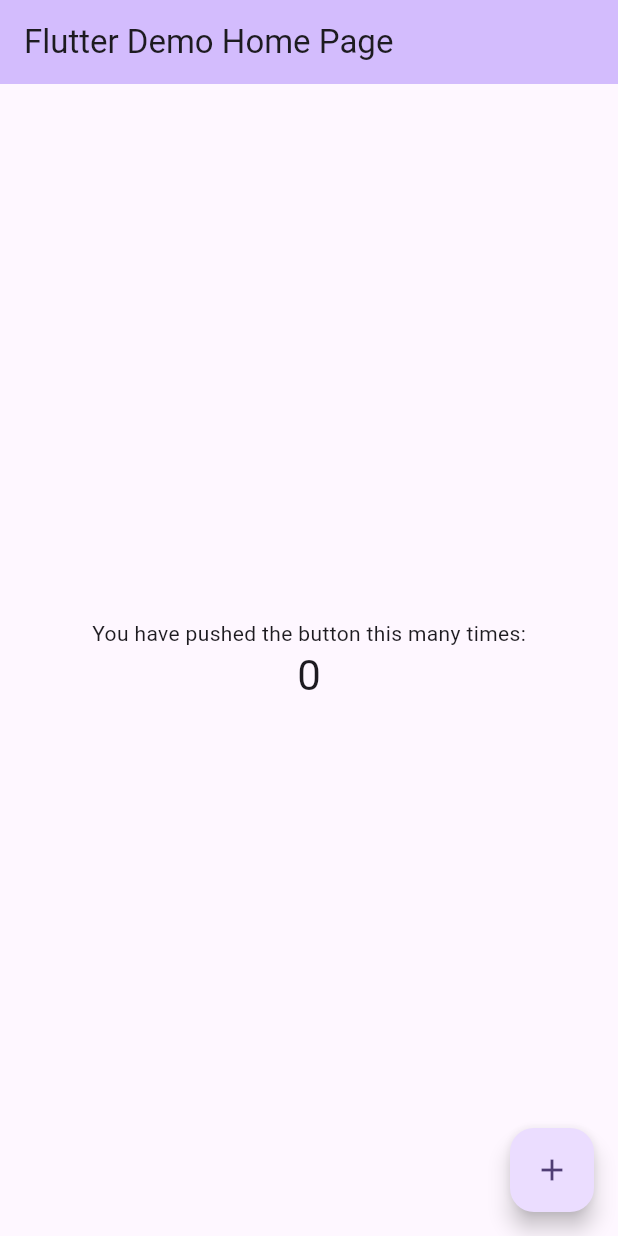
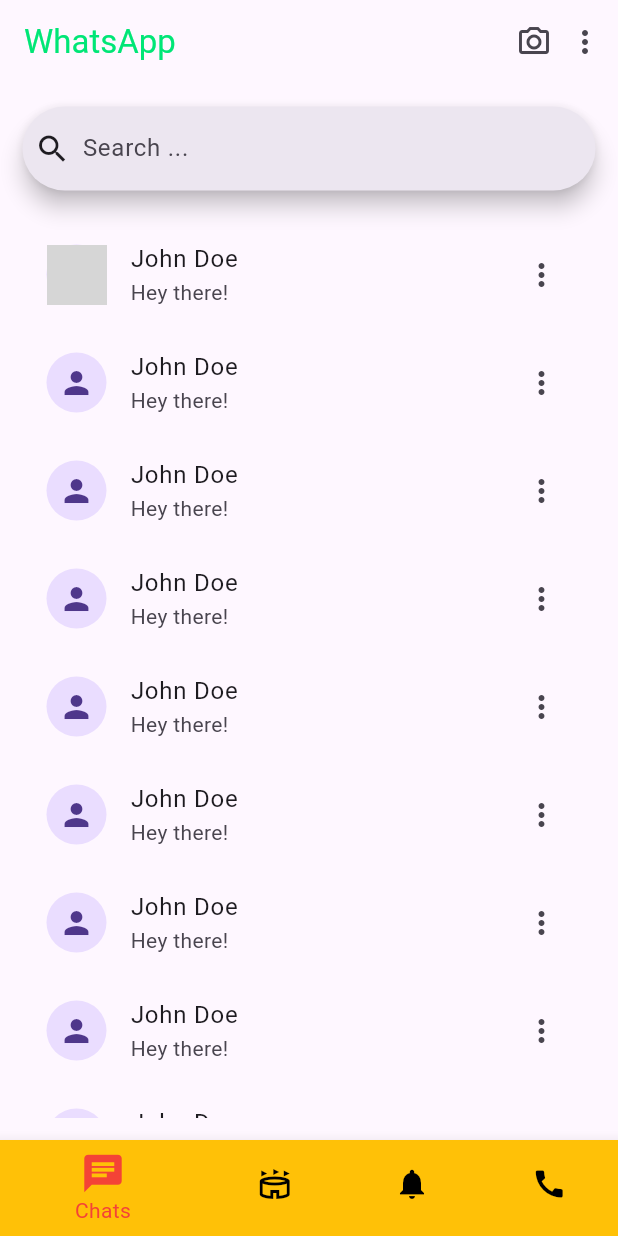
Before and after one commit to RAVISHANKAR2608/flutter-learn, a Flutter app: the screen it shows after launch, on a phone screen of 412 x 824 dp. Run offline on Flutter 3.47's test engine with Material 3 defaults, Android fonts, the phone set to English and light mode, and no system bars; network calls fail; grey boxes are pictures that could not be loaded.

```diff
--- a/lib/main.dart
+++ b/lib/main.dart
@@ -1,125 +1,94 @@
 import 'package:flutter/material.dart';
+import 'screens/chats.dart';
+import 'screens/status.dart';
+import 'screens/community.dart';
+import 'screens/calls.dart';
 
 void main() {
-  runApp(const MyApp());
+  runApp(MyApp());
 }
 
 class MyApp extends StatelessWidget {
-  const MyApp({super.key});
-
-  // This widget is the root of your application.
   @override
   Widget build(BuildContext context) {
     return MaterialApp(
-      title: 'Flutter Demo',
-      theme: ThemeData(
-        // This is the theme of your application.
-        //
-        // TRY THIS: Try running your application with "flutter run". You'll see
-        // the application has a purple toolbar. Then, without quitting the app,
-        // try changing the seedColor in the colorScheme below to Colors.green
-        // and then invoke "hot reload" (save your changes or press the "hot
-        // reload" button in a Flutter-supported IDE, or press "r" if you used
-        // the command line to start the app).
-        //
-        // Notice that the counter didn't reset back to zero; the application
-        // state is not lost during the reload. To reset the state, use hot
-        // restart instead.
-        //
-        // This works for code too, not just values: Most code changes can be
-        // tested with just a hot reload.
-        colorScheme: ColorScheme.fromSeed(seedColor: Colors.deepPurple),
-        useMaterial3: true,
+      debugShowCheckedModeBanner: false,
+      title: 'Bottom Navigation Demo',
+      // theme: ThemeData(
+      // primarySwatch: Colors.blue,
+      // scaffoldBackgroundColor: Colors.red,
+      // ),
+      home: Scaffold(
+        body: BottomNavigation(),
       ),
-      home: const MyHomePage(title: 'Flutter Demo Home Page'),
     );
   }
 }
 
-class MyHomePage extends StatefulWidget {
-  const MyHomePage({super.key, required this.title});
-
-  // This widget is the home page of your application. It is stateful, meaning
-  // that it has a State object (defined below) that contains fields that affect
-  // how it looks.
-
-  // This class is the configuration for the state. It holds the values (in this
-  // case the title) provided by the parent (in this case the App widget) and
-  // used by the build method of the State. Fields in a Widget subclass are
-  // always marked "final".
-
-  final String title;
-
+class BottomNavigation extends StatefulWidget {
   @override
-  State<MyHomePage> createState() => _MyHomePageState();
+  _BottomNavigationState createState() => _BottomNavigationState();
 }
 
-class _MyHomePageState extends State<MyHomePage> {
-  int _counter = 0;
+class _BottomNavigationState extends State<BottomNavigation> {
+  int _currentIndex = 0;
 
-  void _incrementCounter() {
+  final List<Widget> _screens = [
+    Chats(),
+    Status(),
+    Community(),
+    Calls(),
+  ];
+
+  void _onTabTapped(int index) {
     setState(() {
-      // This call to setState tells the Flutter framework that something has
-      // changed in this State, which causes it to rerun the build method below
-      // so that the display can reflect the updated values. If we changed
-      // _counter without calling setState(), then the build method would not be
-      // called again, and so nothing would appear to happen.
-      _counter++;
+      _currentIndex = index;
     });
   }
 
   @override
   Widget build(BuildContext context) {
-    // This method is rerun every time setState is called, for instance as done
-    // by the _incrementCounter method above.
-    //
-    // The Flutter framework has been optimized to make rerunning build methods
-    // fast, so that you can just rebuild anything that needs updating rather
-    // than having to individually change instances of widgets.
     return Scaffold(
-      appBar: AppBar(
-        // TRY THIS: Try changing the color here to a specific color (to
-        // Colors.amber, perhaps?) and trigger a hot reload to see the AppBar
-        // change color while the other colors stay the same.
-        backgroundColor: Theme.of(context).colorScheme.inversePrimary,
-        // Here we take the value from the MyHomePage object that was created by
-        // the App.build method, and use it to set our appbar title.
-        title: Text(widget.title),
+      // appBar: AppBar(
+      //   title: Text('Bottom Navigation Demo'),
+      // ),
+      body: _screens[_currentIndex],
+      // body: IndexedStack(
+      //   index: _currentIndex,
+      //   children: _screens,
+      // ),
+      bottomNavigationBar: BottomNavigationBar(
+        currentIndex: _currentIndex,
+        onTap: _onTabTapped,
+        selectedItemColor: Colors.red,
+        unselectedItemColor: Colors.black,
+        selectedIconTheme: IconThemeData(
+          color: Colors.red, // Color of selected icon
+          size: 30.0, // Size of selected icon
+        ),
+        // backgroundColor: const Color.fromARGB(255, 156, 90, 90),
+        items: [
+          BottomNavigationBarItem(
+              icon: Icon(Icons.chat),
+              label: 'Chats',
+              backgroundColor: Colors.amber),
+          BottomNavigationBarItem(
+            icon: Icon(Icons.stadium_outlined),
+            label: 'Status',
+            // backgroundColor: Colors.green
+          ),
+          BottomNavigationBarItem(
+            icon: Icon(Icons.notifications),
+            label: 'Community',
+            // backgroundColor: Colors.orange
+          ),
+          BottomNavigationBarItem(
+            icon: Icon(Icons.call),
+            label: 'Calls',
+            // backgroundColor: Colors.blue
+          ),
+        ],
       ),
-      body: Center(
-        // Center is a layout widget. It takes a single child and positions it
-        // in the middle of the parent.
-        child: Column(
-          // Column is also a layout widget. It takes a list of children and
-          // arranges them vertically. By default, it sizes itself to fit its
-          // children horizontally, and tries to be as tall as its parent.
-          //
-          // Column has various properties to control how it sizes itself and
-          // how it positions its children. Here we use mainAxisAlignment to
-          // center the children vertically; the main axis here is the vertical
-          // axis because Columns are vertical (the cross axis would be
-          // horizontal).
-          //
-          // TRY THIS: Invoke "debug painting" (choose the "Toggle Debug Paint"
-          // action in the IDE, or press "p" in the console), to see the
-          // wireframe for each widget.
-          mainAxisAlignment: MainAxisAlignment.center,
-          children: <Widget>[
-            const Text(
-              'You have pushed the button this many times:',
-            ),
-            Text(
-              '$_counter',
-              style: Theme.of(context).textTheme.headlineMedium,
-            ),
-          ],
-        ),
-      ),
-      floatingActionButton: FloatingActionButton(
-        onPressed: _incrementCounter,
-        tooltip: 'Increment',
-        child: const Icon(Icons.add),
-      ), // This trailing comma makes auto-formatting nicer for build methods.
     );
   }
 }
--- /dev/null
+++ b/lib/screens/calls.dart
@@ -0,0 +1,15 @@
+import 'package:flutter/material.dart';
+
+class Calls extends StatelessWidget {
+  @override
+  Widget build(BuildContext context) {
+    return Scaffold(
+      appBar: AppBar(
+        title: Text('Calls'),
+      ),
+      body: Center(
+        child: Text('Calls Page'),
+      ),
+    );
+  }
+}
--- /dev/null
+++ b/lib/screens/chats.dart
@@ -0,0 +1,198 @@
+import 'package:flutter/material.dart';
+
+class Chats extends StatelessWidget {
+  const Chats({super.key});
+
+  @override
+  Widget build(BuildContext context) {
+    return MaterialApp(
+      debugShowCheckedModeBanner: false,
+      home: Scaffold(
+        // drawer: Drawer(),
+        appBar: AppBar(
+          title: Text(
+            "WhatsApp",
+            style: TextStyle(color: Colors.greenAccent.shade400),
+          ),
+          actions: [
+            Icon(Icons.camera_alt_outlined),
+            SizedBox(
+              width: 10,
+            ),
+            Icon(Icons.more_vert),
+            SizedBox(
+              width: 10,
+            )
+          ],
+        ),
+        body: Padding(
+          padding: const EdgeInsets.all(15.0),
+          child: Column(
+            children: [
+              SearchBar(
+                leading: Icon(Icons.search),
+                hintText: "Search ...",
+              ),
+              SizedBox(
+                height: 20,
+              ),
+              Expanded(
+                  child: ListView(
+                children: [
+                  ListTile(
+                    leading: CircleAvatar(
+                      child: Icon(Icons.person),
+                      backgroundImage: NetworkImage(
+                          "https://th.bing.com/th/id/OIP.kBvBuG6vsG7QrbjAs9tweQHaJ4?rs=1&pid=ImgDetMain"),
+                    ),
+                    title: Text('John Doe'),
+                    subtitle: Text('Hey there!'),
+                    trailing: Icon(Icons.more_vert),
+                    onTap: () {
+                      print("Hii Buddy");
+                    },
+                  ),
+                  ListTile(
+                    leading: CircleAvatar(child: Icon(Icons.person)),
+                    title: Text('John Doe'),
+                    subtitle: Text('Hey there!'),
+                    trailing: Icon(Icons.more_vert),
+                    onTap: () {
+                      print("Hii Buddy");
+                    },
+                  ),
+                  ListTile(
+                    leading: CircleAvatar(child: Icon(Icons.person)),
+                    title: Text('John Doe'),
+                    subtitle: Text('Hey there!'),
+                    trailing: Icon(Icons.more_vert),
+                    onTap: () {
+                      print("Hii Buddy");
+                    },
+                  ),
+                  ListTile(
+                    leading: CircleAvatar(child: Icon(Icons.person)),
+                    title: Text('John Doe'),
+                    subtitle: Text('Hey there!'),
+                    trailing: Icon(Icons.more_vert),
+                    onTap: () {
+                      print("Hii Buddy");
+                    },
+                  ),
+                  ListTile(
+                    leading: CircleAvatar(child: Icon(Icons.person)),
+                    title: Text('John Doe'),
+                    subtitle: Text('Hey there!'),
+                    trailing: Icon(Icons.more_vert),
+                    onTap: () {
+                      print("Hii Buddy");
+                    },
+                  ),
+                  ListTile(
+                    leading: CircleAvatar(child: Icon(Icons.person)),
+                    title: Text('John Doe'),
+                    subtitle: Text('Hey there!'),
+                    trailing: Icon(Icons.more_vert),
+                    onTap: () {
+                      print("Hii Buddy");
+                    },
+                  ),
+                  ListTile(
+                    leading: CircleAvatar(child: Icon(Icons.person)),
+                    title: Text('John Doe'),
+                    subtitle: Text('Hey there!'),
+                    trailing: Icon(Icons.more_vert),
+                    onTap: () {
+                      print("Hii Buddy");
+                    },
+                  ),
+                  ListTile(
+                    leading: CircleAvatar(child: Icon(Icons.person)),
+                    title: Text('John Doe'),
+                    subtitle: Text('Hey there!'),
+                    trailing: Icon(Icons.more_vert),
+                    onTap: () {
+                      print("Hii Buddy");
+                    },
+                  ),
+                  ListTile(
+                    leading: CircleAvatar(child: Icon(Icons.person)),
+                    title: Text('John Doe'),
+                    subtitle: Text('Hey there!'),
+                    trailing: Icon(Icons.more_vert),
+                    onTap: () {
+                      print("Hii Buddy");
+                    },
+                  ),
+                  ListTile(
+                    leading: CircleAvatar(child: Icon(Icons.person)),
+                    title: Text('John Doe'),
+                    subtitle: Text('Hey there!'),
+                    trailing: Icon(Icons.more_vert),
+                    onTap: () {
+                      print("Hii Buddy");
+                    },
+                  ),
+                  ListTile(
+                    leading: CircleAvatar(child: Icon(Icons.person)),
+                    title: Text('John Doe'),
+                    subtitle: Text('Hey there!'),
+                    trailing: Icon(Icons.more_vert),
+                    onTap: () {
+                      print("Hii Buddy");
+                    },
+                  ),
+                  ListTile(
+                    leading: CircleAvatar(child: Icon(Icons.person)),
+                    title: Text('John Doe'),
+                    subtitle: Text('Hey there!'),
+                    trailing: Icon(Icons.more_vert),
+                    onTap: () {
+                      print("Hii Buddy");
+                    },
+                  ),
+                  ListTile(
+                    leading: CircleAvatar(child: Icon(Icons.person)),
+                    title: Text('John Doe'),
+                    subtitle: Text('Hey there!'),
+                    trailing: Icon(Icons.more_vert),
+                    onTap: () {
+                      print("Hii Buddy");
+                    },
+                  ),
+                  ListTile(
+                    leading: CircleAvatar(child: Icon(Icons.person)),
+                    title: Text('John Doe'),
+                    subtitle: Text('Hey there!'),
+                    trailing: Icon(Icons.more_vert),
+                    onTap: () {
+                      print("Hii Buddy");
+                    },
+                  ),
+                  ListTile(
+                    leading: CircleAvatar(child: Icon(Icons.person)),
+                    title: Text('John Doe'),
+                    subtitle: Text('Hey there!'),
+                    trailing: Icon(Icons.more_vert),
+                    onTap: () {
+                      print("Hii Buddy");
+                    },
+                  ),
+                  ListTile(
+                    leading: CircleAvatar(child: Icon(Icons.person)),
+                    title: Text('John Doe'),
+                    subtitle: Text('Hey there!'),
+                    trailing: Icon(Icons.more_vert),
+                    onTap: () {
+                      print("Hii Buddy");
+                    },
+                  )
+                ],
+              ))
+            ],
+          ),
+        ),
+      ),
+    );
+  }
+}
--- /dev/null
+++ b/lib/screens/community.dart
@@ -0,0 +1,15 @@
+import 'package:flutter/material.dart';
+
+class Community extends StatelessWidget {
+  @override
+  Widget build(BuildContext context) {
+    return Scaffold(
+      appBar: AppBar(
+        title: Text('Community'),
+      ),
+      body: Center(
+        child: Text('Community Page'),
+      ),
+    );
+  }
+}
--- /dev/null
+++ b/lib/screens/status.dart
@@ -0,0 +1,15 @@
+import 'package:flutter/material.dart';
+
+class Status extends StatelessWidget {
+  @override
+  Widget build(BuildContext context) {
+    return Scaffold(
+      appBar: AppBar(
+        title: Text('Status'),
+      ),
+      body: Center(
+        child: Text('Status Page'),
+      ),
+    );
+  }
+}
```
Also changed, not shown: 1 other file.
